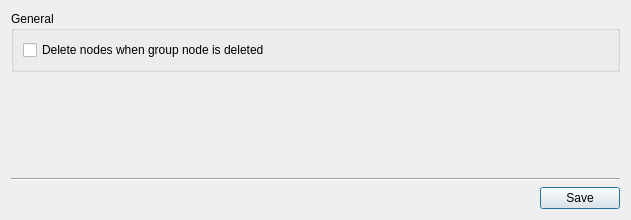
Before: the Qt Designer form ui/tangle_settings.ui in nielsvaes/tangle, drawn with Qt 5.
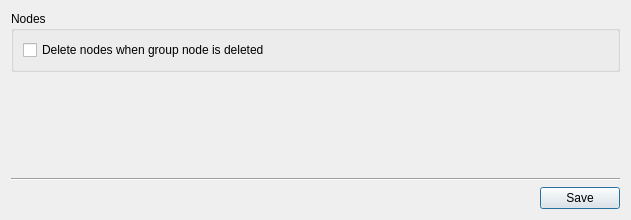
After: the same form once the commit is applied.

```diff
--- a/ui/tangle_settings.ui
+++ b/ui/tangle_settings.ui
@@ -20,7 +20,7 @@
    <item row="0" column="0" colspan="2">
     <widget class="QGroupBox" name="groupBox">
      <property name="title">
-      <string>General</string>
+      <string>Nodes</string>
      </property>
      <layout class="QGridLayout" name="gridLayout">
       <item row="0" column="0">
```
